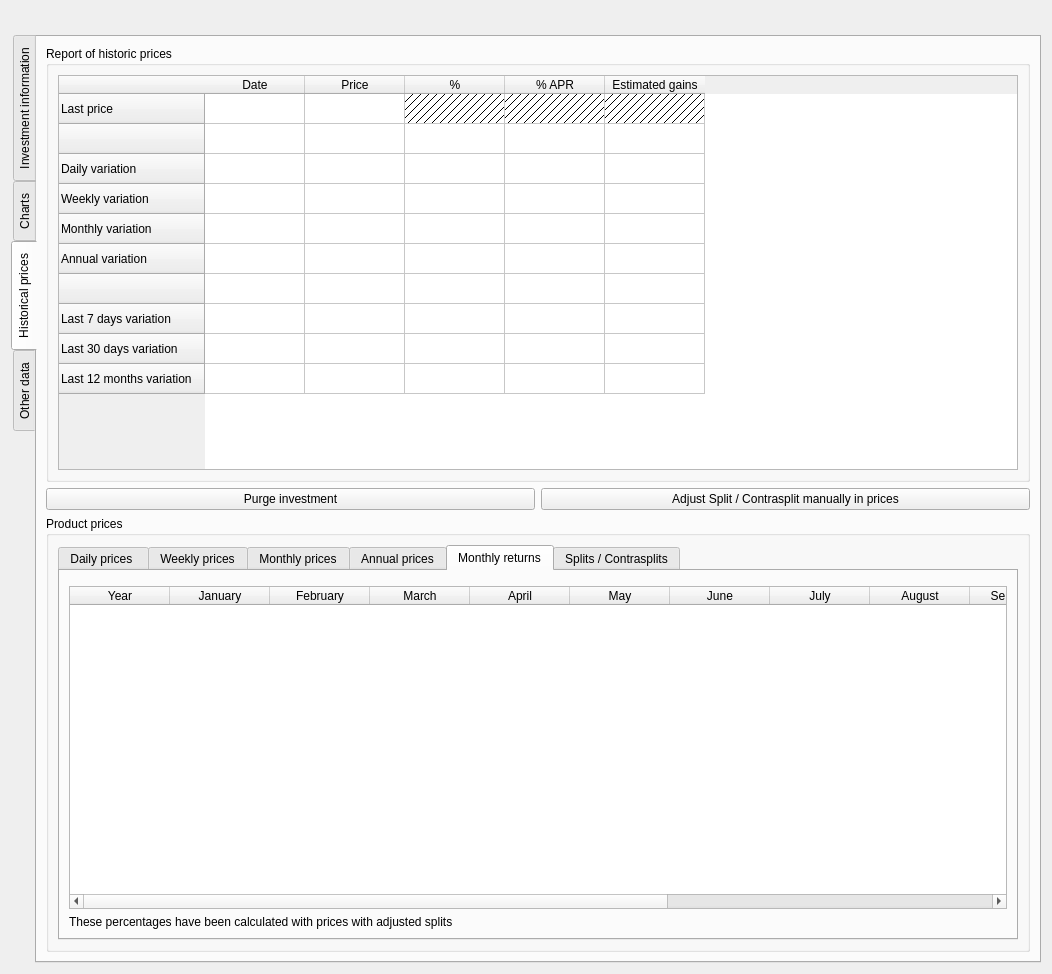
The window that xulpymoney/ui/frmProductReport.ui (turulomio/xulpymoney) describes before a commit, drawn with Qt 5.
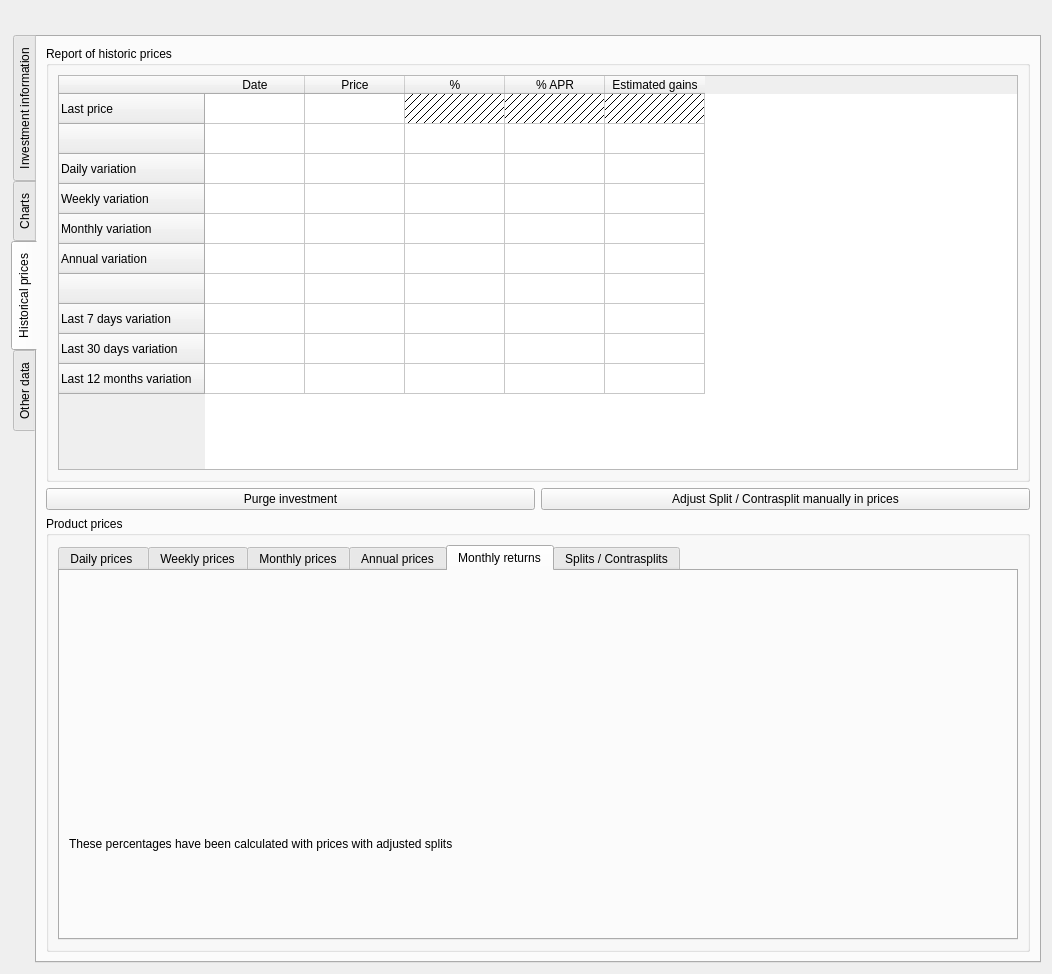
The same window after the commit. The open tabs and pages were chosen to show the change. Icons and pictures are not drawn. Custom widgets are drawn as their Qt base class.

Commit message: Addapting code to new myQTableWidget. wdgAccounts

```diff
--- a/xulpymoney/ui/frmProductReport.ui
+++ b/xulpymoney/ui/frmProductReport.ui
@@ -969,86 +969,6 @@
                     <item>
                      <widget class="myQTableWidget" name="mqtwMensuales" native="true"/>
                     </item>
-                    <item>
-                     <widget class="QTableWidget" name="tblMensuales">
-                      <property name="toolTip">
-                       <string>Table has been calculted with the last price of the previous month and the last price of the corresponding month</string>
-                      </property>
-                      <attribute name="verticalHeaderVisible">
-                       <bool>false</bool>
-                      </attribute>
-                      <column>
-                       <property name="text">
-                        <string>Year</string>
-                       </property>
-                      </column>
-                      <column>
-                       <property name="text">
-                        <string>January</string>
-                       </property>
-                      </column>
-                      <column>
-                       <property name="text">
-                        <string>February</string>
-                       </property>
-                      </column>
-                      <column>
-                       <property name="text">
-                        <string>March</string>
-                       </property>
-                      </column>
-                      <column>
-                       <property name="text">
-                        <string>April</string>
-                       </property>
-                      </column>
-                      <column>
-                       <property name="text">
-                        <string>May</string>
-                       </property>
-                      </column>
-                      <column>
-                       <property name="text">
-                        <string>June</string>
-                       </property>
-                      </column>
-                      <column>
-                       <property name="text">
-                        <string>July</string>
-                       </property>
-                      </column>
-                      <column>
-                       <property name="text">
-                        <string>August</string>
-                       </property>
-                      </column>
-                      <column>
-                       <property name="text">
-                        <string>September</string>
-                       </property>
-                      </column>
-                      <column>
-                       <property name="text">
-                        <string>October</string>
-                       </property>
-                      </column>
-                      <column>
-                       <property name="text">
-                        <string>November</string>
-                       </property>
-                      </column>
-                      <column>
-                       <property name="text">
-                        <string>December</string>
-                       </property>
-                      </column>
-                      <column>
-                       <property name="text">
-                        <string>Total</string>
-                       </property>
-                      </column>
-                     </widget>
-                    </item>
                     <item>
                      <widget class="QLabel" name="label_19">
                       <property name="text">
```
Left out of the diff: 2 changed lines with no effect on the pictures. The commit also changes 12 other files.
